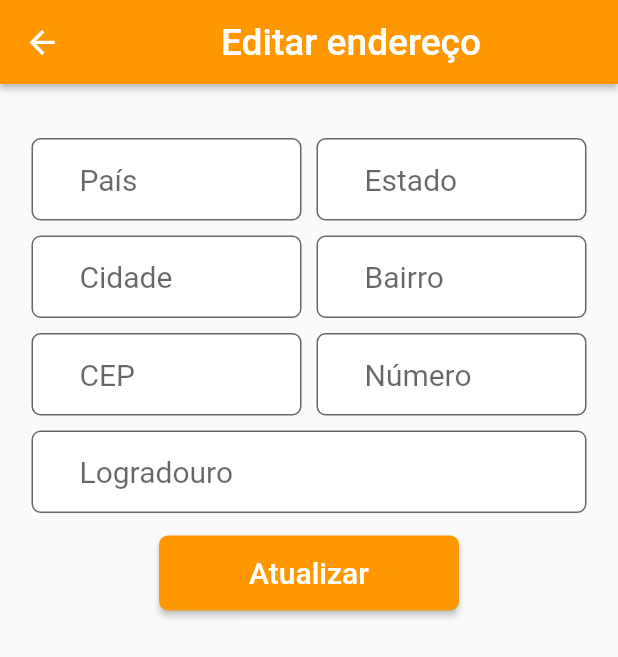
After one commit to dimasmikael/teste_flash_courier, a Flutter app: the FormEditWidget screen opened directly, on a phone screen of 412 x 824 dp. The commit adds this screen. Shown: the top 657 px of the screen. Run offline on Flutter 3.47's test engine with Material 2 defaults, Android fonts, the phone set to English and light mode, and no system bars; our stand-ins replace animated_splash_screen, cached_network_image, carousel_slider, cloud_firestore, firebase_auth, firebase_core and 6 more; accounts and stored records are empty.

Commit message:
add edicao de endereços

```diff
--- a/lib/main.dart
+++ b/lib/main.dart
@@ -1,6 +1,7 @@
 import 'package:firebase_core/firebase_core.dart';
 import 'package:flutter/material.dart';
 import 'package:teste_flash_courier/splash_screen.dart';
+import 'package:teste_flash_courier/views/details/widgets/form_widget_widget.dart';
 import 'package:teste_flash_courier/views/home/home_view.dart';
 import 'package:teste_flash_courier/views/login/login_view.dart';
 import 'package:teste_flash_courier/views/registration/address_registration_view.dart';
--- /dev/null
+++ b/lib/views/details/widgets/form_widget_widget.dart
@@ -0,0 +1,211 @@
+import 'package:brasil_fields/brasil_fields.dart';
+import 'package:cloud_firestore/cloud_firestore.dart';
+import 'package:firebase_auth/firebase_auth.dart';
+import 'package:flutter/material.dart';
+import 'package:flutter/services.dart';
+import 'package:teste_flash_courier/models/address_model.dart';
+import 'package:teste_flash_courier/shared/appbar/custom_appbar.dart';
+import 'package:teste_flash_courier/shared/config/size-config/size-config.dart';
+import 'package:teste_flash_courier/views/registration/address_registration_view_widgets/button_widget/registration_view_custom_button.dart';
+import 'package:teste_flash_courier/views/registration/address_registration_view_widgets/form_widget/custom_input_widget/registration_view_custom_input.dart';
+
+class FormEditWidget extends StatefulWidget {
+  const FormEditWidget({Key? key, this.address}) : super(key: key);
+  final AddressModel? address;
+  @override
+  State<FormEditWidget> createState() => _FormEditWidgetState();
+}
+
+class _FormEditWidgetState extends State<FormEditWidget> {
+  final TextEditingController? controllerCountry = TextEditingController();
+  final TextEditingController? controllerState = TextEditingController();
+  final TextEditingController? controllerCity = TextEditingController();
+  final TextEditingController? controllerDistrict = TextEditingController();
+  final TextEditingController? controllerZipCode = TextEditingController();
+  final TextEditingController? controllerNumber = TextEditingController();
+  final TextEditingController? controllerPublicPlace = TextEditingController();
+
+  @override
+  void initState() {
+    super.initState();
+    _startForm();
+  }
+
+  @override
+  void dispose() {
+    super.dispose();
+    controllerCountry!.dispose();
+    controllerState!.dispose();
+    controllerCity!.dispose();
+    controllerDistrict!.dispose();
+    controllerZipCode!.dispose();
+    controllerNumber!.dispose();
+    controllerPublicPlace!.dispose();
+  }
+
+  Future<void> _startForm() async {
+    setState(() {
+      controllerCountry!.text = widget.address?.country ?? '';
+      controllerState!.text = widget.address?.state ?? '';
+      controllerCity!.text = widget.address?.city ?? '';
+      controllerDistrict!.text = widget.address?.district ?? '';
+      controllerZipCode!.text = widget.address?.zipCode.toString() ?? '';
+      controllerNumber!.text = widget.address?.number.toString() ?? '';
+      controllerPublicPlace !.text = widget.address?.publicPlace ?? '';
+    });
+  }
+
+  _updateAddress() async {
+    _openDialog(context);
+
+    await _setAddress();
+
+    FirebaseAuth auth = FirebaseAuth.instance;
+    User? loggedUser = auth.currentUser!;
+    String? idUserLogged = loggedUser.uid;
+
+    var db = FirebaseFirestore.instance;
+
+    db
+        .collection("my-addresses")
+        .doc(idUserLogged)
+        .collection("addresses")
+        .doc(widget.address!.id)
+        .update(widget.address!.toMap())
+        .then(
+      (_) {
+        Navigator.pop(context);
+        Navigator.pop(context);
+      },
+    );
+  }
+
+  _setAddress() async {
+    setState(() {
+      widget.address?.country = controllerCountry!.text;
+      widget.address?.state = controllerState!.text;
+      widget.address?.city = controllerCity!.text;
+      widget.address?.district = controllerDistrict!.text;
+      widget.address?.zipCode = int.parse(
+          controllerZipCode!.text.replaceAll('.', '').replaceAll('-', ''));
+      widget.address?.number = int.parse(controllerNumber!.text);
+      widget.address?.publicPlace= controllerPublicPlace !.text;
+    });
+  }
+
+  _openDialog(BuildContext context) {
+    showDialog(
+      context: context,
+      barrierDismissible: false,
+      builder: (BuildContext context) {
+        return AlertDialog(
+          content: Column(
+            mainAxisSize: MainAxisSize.min,
+            children: const <Widget>[
+              CircularProgressIndicator(),
+              SizedBox(
+                height: 20,
+              ),
+              Text("Atualizando endereço...")
+            ],
+          ),
+        );
+      },
+    );
+  }
+
+  @override
+  Widget build(BuildContext context) {
+    SizeConfig().init(context);
+    return Scaffold(
+      appBar: const CustomAppBar(text: 'Editar endereço'),
+      body: SizedBox(
+        height: SizeConfig.screenHeight! * 100,
+        child: SingleChildScrollView(
+          child: Container(
+            padding: const EdgeInsets.all(16),
+            child: Padding(
+              padding: const EdgeInsets.only(bottom: 15, top: 15),
+              child: Column(
+                children: [
+                  Row(
+                    children: [
+                      Expanded(
+                        child: CustomInputWidget(
+                          controller: controllerCountry,
+                          type: TextInputType.text,
+                          hint: "País",
+                        ),
+                      ),
+                      Expanded(
+                        child: CustomInputWidget(
+                          controller: controllerState,
+                          type: TextInputType.text,
+                          hint: "Estado",
+                        ),
+                      )
+                    ],
+                  ),
+                  Row(
+                    children: [
+                      Expanded(
+                        child: CustomInputWidget(
+                          controller: controllerCity,
+                          type: TextInputType.text,
+                          hint: "Cidade",
+                        ),
+                      ),
+                      Expanded(
+                        child: CustomInputWidget(
+                          controller: controllerDistrict,
+                          type: TextInputType.text,
+                          hint: "Bairro",
+                        ),
+                      )
+                    ],
+                  ),
+                  Row(
+                    children: [
+                      Expanded(
+                        child: CustomInputWidget(
+                          controller: controllerZipCode,
+                          type: TextInputType.number,
+                          inputFormatters: [
+                            FilteringTextInputFormatter.digitsOnly,
+                            CepInputFormatter(),
+                          ],
+                          hint: "CEP",
+                        ),
+                      ),
+                      Expanded(
+                        child: CustomInputWidget(
+                          controller: controllerNumber,
+                          type: TextInputType.number,
+                          hint: "Número",
+                        ),
+                      )
+                    ],
+                  ),
+                  CustomInputWidget(
+                    controller: controllerPublicPlace,
+                    type: TextInputType.text,
+                    hint: "Logradouro",
+                  ),
+                  Padding(
+                    padding: EdgeInsets.all(10),
+                    child: CustomButtonWidget(
+                      text: "Atualizar",
+                      onPressed: () async {
+                        await _updateAddress();
+                      },
+                    ),
+                  ),
+                ],
+              ),
+            ),
+          ),
+        ),
+      ),
+    );
+  }
+}
--- a/lib/views/details/widgets/texto_details_widget.dart
+++ b/lib/views/details/widgets/texto_details_widget.dart
@@ -27,7 +27,7 @@ class TextDetailsWidget extends StatelessWidget {
           widgets: Column(children: [
             textInfoDetails('CEP: ${address?.zipCode ?? 0}'),
             textInfoDetails('Bairro: ${address?.district ?? 0}'),
-            textInfoDetails('Logradouro: ${address?.street ?? ''}'),
+            textInfoDetails('Logradouro: ${address?.publicPlace ?? ''}'),
             textInfoDetails('Número: ${address?.number ?? 0}'),
           ]),
         ),
--- a/lib/views/registration/address_registration_view.dart
+++ b/lib/views/registration/address_registration_view.dart
@@ -27,6 +27,12 @@ class _AddressRegistrationViewState extends State<AddressRegistrationView> {
     super.initState();
 
     _address = AddressModel.generateId();
+  }
+
+
+  @override
+  void dispose() {
+    super.dispose();
   }
 
   final List<XFile> _listImages = [];
--- a/lib/views/registration/address_registration_view_widgets/form_widget/registration_view_form_widget.dart
+++ b/lib/views/registration/address_registration_view_widgets/form_widget/registration_view_form_widget.dart
@@ -92,9 +92,9 @@ class _FormWidgetState extends State<FormWidget> {
           CustomInputWidget(
             type: TextInputType.text,
             onSaved: (String? rua) {
-              widget.address?.street = rua!;
+              widget.address?.publicPlace = rua!;
             },
-            hint: "Rua",
+            hint: "Logradouro",
           ),
         ],
       ),
```
Also changed, not shown: lib/models/address_model.dart (+6 -6 lines), lib/views/details/details_view.dart (+38 -1 lines), lib/views/login/login_view.dart (+7 -0 lines).
